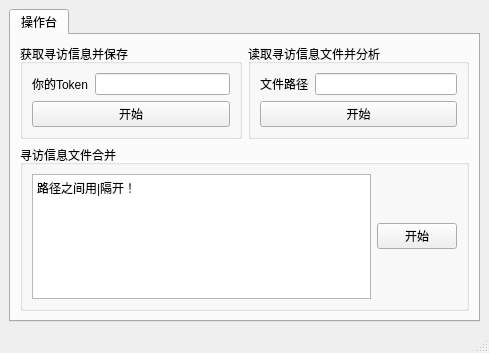
Above: window.ui from Zichen3317/ArkNights_SearchInformation before the change. Below: the same form after it.
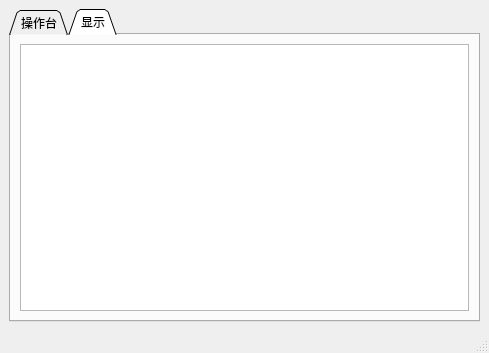
That is the form after the change. The open tabs and pages were chosen to show the change.

What changed in the file:
```diff
--- a/window.ui
+++ b/window.ui
@@ -17,9 +17,33 @@
    <layout class="QGridLayout" name="gridLayout">
     <item row="0" column="0">
      <widget class="QTabWidget" name="tabWidget">
+      <property name="tabPosition">
+       <enum>QTabWidget::North</enum>
+      </property>
+      <property name="tabShape">
+       <enum>QTabWidget::Triangular</enum>
+      </property>
       <property name="currentIndex">
        <number>0</number>
       </property>
+      <property name="elideMode">
+       <enum>Qt::ElideRight</enum>
+      </property>
+      <property name="usesScrollButtons">
+       <bool>true</bool>
+      </property>
+      <property name="documentMode">
+       <bool>false</bool>
+      </property>
+      <property name="tabsClosable">
+       <bool>false</bool>
+      </property>
+      <property name="movable">
+       <bool>false</bool>
+      </property>
+      <property name="tabBarAutoHide">
+       <bool>false</bool>
+      </property>
       <widget class="QWidget" name="tab">
        <attribute name="title">
         <string>操作台</string>
@@ -114,6 +138,16 @@
         </item>
        </layout>
       </widget>
+      <widget class="QWidget" name="tab_2">
+       <attribute name="title">
+        <string>显示</string>
+       </attribute>
+       <layout class="QGridLayout" name="gridLayout_6">
+        <item row="0" column="0">
+         <widget class="QTextBrowser" name="textBrowser_show"/>
+        </item>
+       </layout>
+      </widget>
      </widget>
     </item>
    </layout>
```
Left out of the diff: 14 changed lines with no effect on the pictures.
